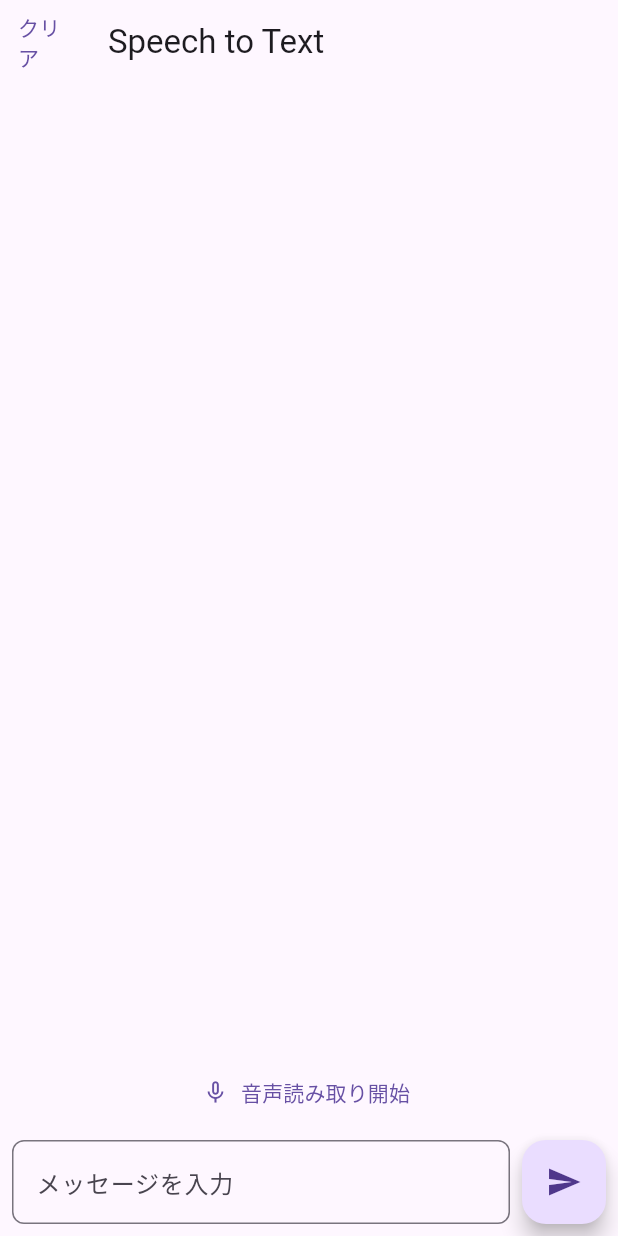
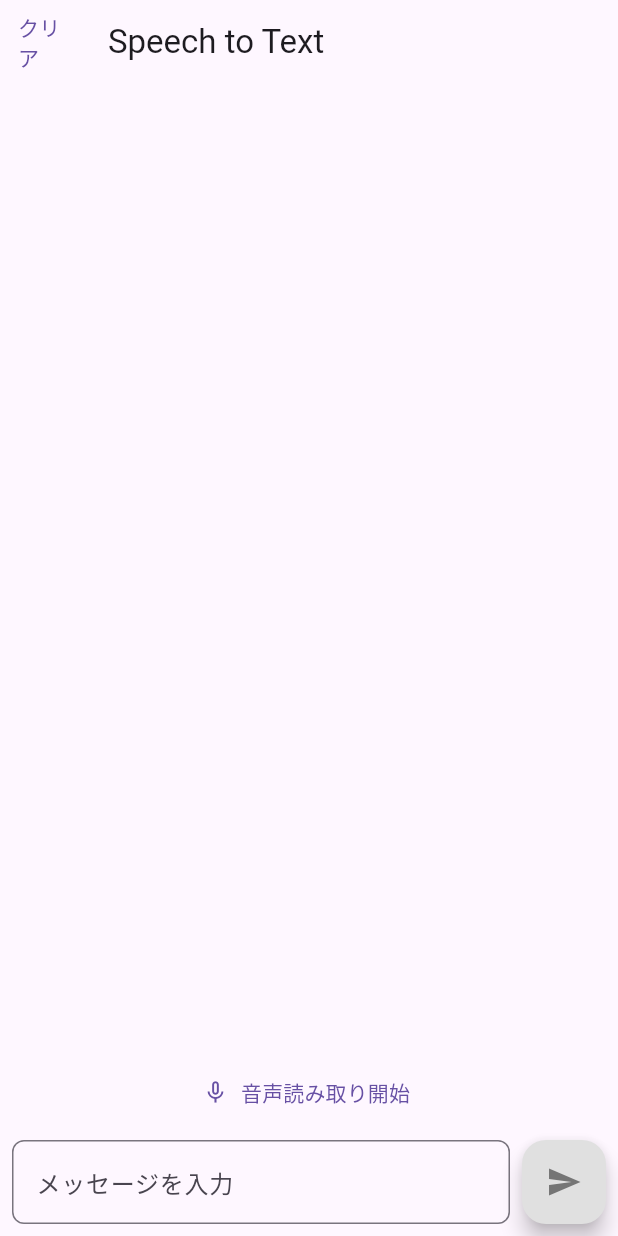
Before and after one commit to hitotori365/2025-zenn-hackathon, a Flutter app: the screen it shows after launch, on a phone screen of 412 x 824 dp. Run offline on Flutter 3.47's test engine with Material 3 defaults, Android fonts, the phone set to English and light mode, and no system bars; our stand-ins replace flutter_dotenv, flutter_riverpod, just_audio, speech_to_text; missing offline and left inert: dart:html.

Commit message:
add: 終了ページ作成

```diff
--- a/frontend/lib/main.dart
+++ b/frontend/lib/main.dart
@@ -3,6 +3,7 @@ import 'package:flutter_dotenv/flutter_dotenv.dart';
 import 'package:flutter_riverpod/flutter_riverpod.dart';
 
 import 'views/speech_screen.dart';
+import 'views/completion_screen.dart';
 
 void main() async {
   await dotenv.load(fileName: ".env");
@@ -19,7 +20,11 @@ class SpeechToTextApp extends StatelessWidget {
     return MaterialApp(
       title: 'Speech to Text',
       theme: ThemeData(primarySwatch: Colors.blue),
-      home: SpeechToTextScreen(),
+      initialRoute: '/',
+      routes: {
+        '/': (context) => const SpeechToTextScreen(),
+        '/completion': (context) => const CompletionScreen(),
+      },
     );
   }
 }
--- a/frontend/lib/views/speech_screen.dart
+++ b/frontend/lib/views/speech_screen.dart
@@ -1,6 +1,7 @@
 import 'package:flutter/material.dart';
 import 'package:flutter_riverpod/flutter_riverpod.dart';
 import '../providers/speech_provider.dart';
+import 'completion_screen.dart';
 
 class SpeechToTextScreen extends ConsumerStatefulWidget {
   const SpeechToTextScreen({super.key});
@@ -11,7 +12,8 @@ class SpeechToTextScreen extends ConsumerStatefulWidget {
 
 class _SpeechToTextScreenState extends ConsumerState<SpeechToTextScreen> {
   final TextEditingController _messageController = TextEditingController();
-  static const int PROGRESS_THRESHOLD = 20;
+  static const int PROGRESS_THRESHOLD = 5;
+  bool _hasText = false;
 
   String _generateMessage() {
     return _messageController.text.trim();
@@ -20,6 +22,25 @@ class _SpeechToTextScreenState extends ConsumerState<SpeechToTextScreen> {
   void _clearMessageController() {
     _messageController.clear();
   }
+
+
+  @override
+  void initState() {
+    super.initState();
+    // TextEditingControllerにリスナーを追加
+    _messageController.addListener(() {
+      setState(() {
+        _hasText = _messageController.text.trim().isNotEmpty;
+      });
+    });
+  }
+
+  @override
+  void dispose() {
+    _messageController.dispose();
+    super.dispose();
+  }
+
 
   @override
   Widget build(BuildContext context) {
@@ -78,17 +99,21 @@ class _SpeechToTextScreenState extends ConsumerState<SpeechToTextScreen> {
                   padding: const EdgeInsets.symmetric(vertical: 8.0),
                   child: ElevatedButton(
                     onPressed: () {
-                      Navigator.of(context).pop();
+                      Navigator.of(context).pushReplacement(
+                        MaterialPageRoute(
+                          builder: (context) => const CompletionScreen(),
+                        ),
+                      );
                     },
                     style: ElevatedButton.styleFrom(
-                      backgroundColor: Colors.red,
+                      backgroundColor: Colors.blue,
                       padding: const EdgeInsets.symmetric(
                         horizontal: 32,
                         vertical: 12,
                       ),
                     ),
                     child: const Text(
-                      "呪い終える",
+                      "もう藁人形には頼らない",
                       style: TextStyle(
                         color: Colors.white,
                         fontWeight: FontWeight.bold,
@@ -114,23 +139,22 @@ class _SpeechToTextScreenState extends ConsumerState<SpeechToTextScreen> {
                     ),
                     const SizedBox(width: 8.0),
                     FloatingActionButton(
-                      onPressed: speechState.isLoading
+                      onPressed: (speechState.isLoading || _messageController.text.trim().isEmpty)
                           ? null
                           : () {
                         String message = _generateMessage();
                         speechNotifier.addLists(message);
                         _clearMessageController();
                       },
-                      child: speechState.isLoading
-                          ? const SizedBox(
-                        width: 24,
-                        height: 24,
-                        child: CircularProgressIndicator(
-                          strokeWidth: 2,
-                          color: Colors.white,
-                        ),
-                      )
-                          : const Icon(Icons.send),
+                      backgroundColor: (speechState.isLoading || _messageController.text.trim().isEmpty)
+                          ? Colors.grey[300]
+                          : Colors.blue,
+                      child: Icon(
+                        Icons.send,
+                        color: (speechState.isLoading || _messageController.text.trim().isEmpty)
+                            ? Colors.grey[600]
+                            : Colors.white,
+                      ),
                     ),
                   ],
                 ),
```
Also changed, not shown: frontend/lib/views/completion_screen.dart (added, +53 -0 lines).
